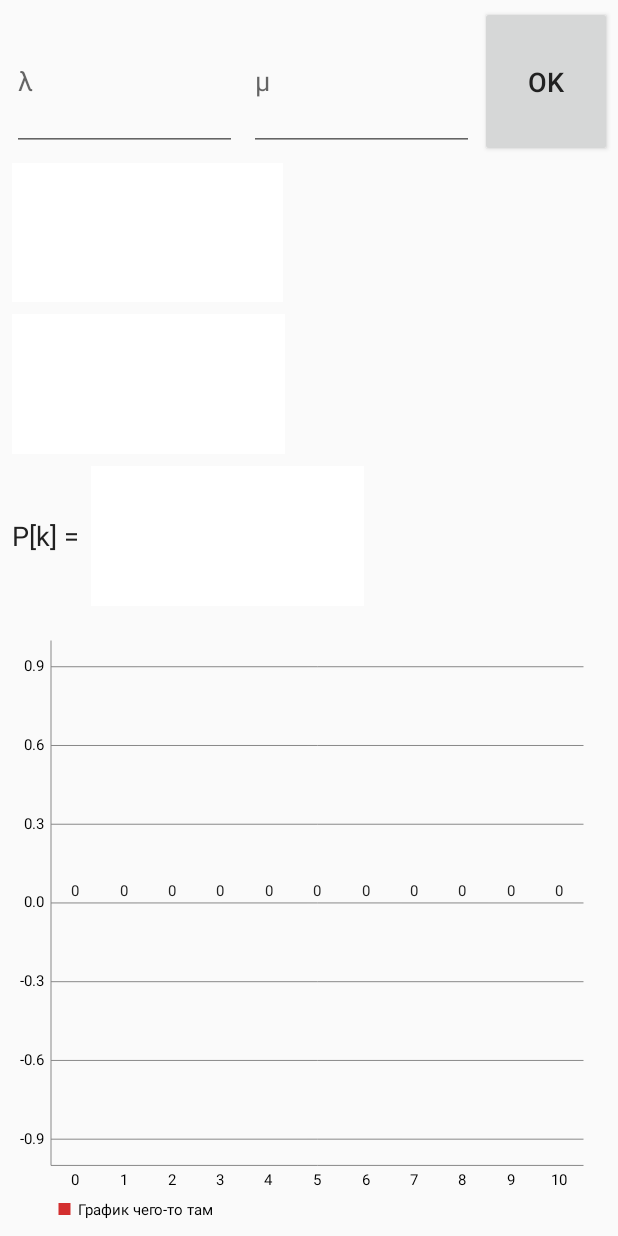
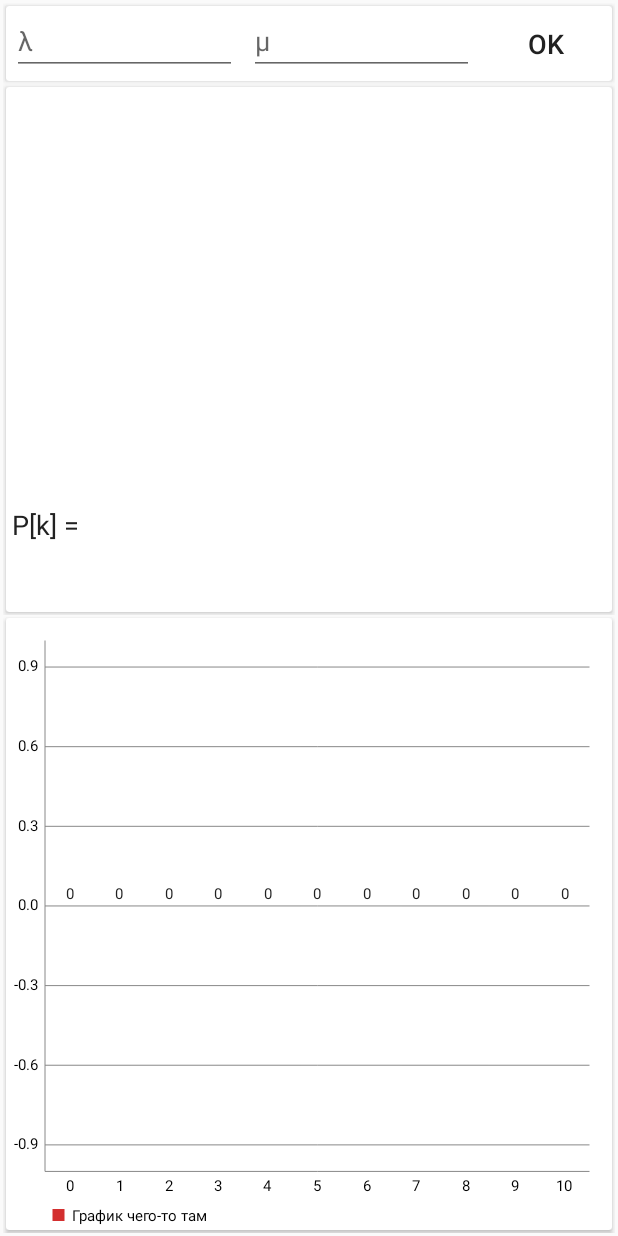
Before and after one commit to DmitriySimakov/Queue, an Android app: the fragment ModelCalculationFragment shown on its own in the app's theme, on a phone screen of 412 x 824 dp. Run offline under Robolectric (Android 15) with nearby library versions, the phone set to English and light mode, and no system bars; 4 statements that could not run were skipped.

Commit message:
Added cards

```diff
--- a/app/build.gradle
+++ b/app/build.gradle
@@ -5,7 +5,7 @@ android {
     buildToolsVersion '26.0.2'
     defaultConfig {
         applicationId "com.dmitry_simakov.queue"
-        minSdkVersion 14
+        minSdkVersion 21
         targetSdkVersion 26
         versionCode 1
         versionName "1.0"
@@ -28,6 +28,8 @@ dependencies {
     implementation 'com.android.support:appcompat-v7:26.1.0'
     implementation 'com.android.support.constraint:constraint-layout:1.0.2'
     implementation 'com.android.support:design:26.1.0'
+    implementation 'com.android.support:cardview-v7:26.1.0'
+    implementation 'com.android.support:recyclerview-v7:26.1.0'
     testImplementation 'junit:junit:4.12'
     androidTestImplementation 'com.android.support.test:runner:1.0.1'
     androidTestImplementation 'com.android.support.test.espresso:espresso-core:3.0.1'
--- a/app/src/main/AndroidManifest.xml
+++ b/app/src/main/AndroidManifest.xml
@@ -9,7 +9,6 @@
         android:roundIcon="@mipmap/ic_launcher_round"
         android:supportsRtl="true"
         android:theme="@style/AppTheme">
-
         <activity android:name=".MainActivity">
             <intent-filter>
                 <action android:name="android.intent.action.MAIN"/>
@@ -17,10 +16,7 @@
                 <category android:name="android.intent.category.LAUNCHER"/>
             </intent-filter>
         </activity>
-
-        <activity
-            android:name=".ModelActivity"/>
-
+        <activity android:name=".ModelActivity"/>
     </application>
 
 </manifest>
--- a/app/src/main/java/com/dmitry_simakov/queue/models/MM1.java
+++ b/app/src/main/java/com/dmitry_simakov/queue/models/MM1.java
@@ -7,6 +7,8 @@ public class MM1 extends Model {
     public static final String NAME = "M/M/1";
 
     public MM1() {
+        name = NAME;
+
         modelImage = R.drawable.m_m_1__1;
         BDPImage = R.drawable.m_m_1__2;
 
--- a/app/src/main/java/com/dmitry_simakov/queue/models/MMinf.java
+++ b/app/src/main/java/com/dmitry_simakov/queue/models/MMinf.java
@@ -9,6 +9,8 @@ public class MMinf extends Model {
     public static final String NAME = "M/M/inf";
 
     public MMinf() {
+        name = NAME;
+
         modelImage = R.drawable.m_m_inf__1;
         BDPImage = R.drawable.m_m_inf__2;
     }
--- a/app/src/main/java/com/dmitry_simakov/queue/models/Model.java
+++ b/app/src/main/java/com/dmitry_simakov/queue/models/Model.java
@@ -3,6 +3,8 @@ package com.dmitry_simakov.queue.models;
 import com.dmitry_simakov.queue.R;
 
 public abstract class Model {
+
+    protected String name;
 
     protected int modelImage = R.drawable.empty_image;
     protected int BDPImage = R.drawable.empty_image; // Birth–death process scheme
@@ -29,6 +31,8 @@ public abstract class Model {
         }
         return null;
     }
+
+    public String getName() { return name; }
 
     public int getModelImage() {
         return modelImage;
--- a/app/src/main/res/layout-land/fragment_model_calculation.xml
+++ b/app/src/main/res/layout-land/fragment_model_calculation.xml
@@ -5,15 +5,24 @@
     android:orientation="horizontal"
     android:layout_width="match_parent"
     android:layout_height="match_parent"
-    android:padding="@dimen/frame_padding"
+    android:padding="@dimen/card_padding"
+    android:focusable="true"
+    android:focusableInTouchMode="true"
     app:layout_behavior="@string/appbar_scrolling_view_behavior">
 
-    <FrameLayout
-        android:id="@+id/graph_frame"
+    <android.support.v7.widget.CardView
         android:layout_width="0dp"
         android:layout_height="match_parent"
-        android:layout_weight="1"
-        android:layout_margin="@dimen/element_margin"/>
+        android:layout_margin="@dimen/card_margin"
+        android:layout_weight="1">
+
+        <FrameLayout
+            android:id="@+id/graph_frame"
+            android:layout_width="match_parent"
+            android:layout_height="match_parent"
+            android:layout_margin="@dimen/element_margin"/>
+
+    </android.support.v7.widget.CardView>
 
     <include layout="@layout/content_model_calc_frag"
              android:layout_height="match_parent"
--- a/app/src/main/res/layout/content_main.xml
+++ b/app/src/main/res/layout/content_main.xml
@@ -1,8 +1,10 @@
 <fragment
     xmlns:android="http://schemas.android.com/apk/res/android"
     xmlns:app="http://schemas.android.com/apk/res-auto"
-    class="com.dmitry_simakov.queue.fragments.ModelsListFragment"
+    xmlns:tools="http://schemas.android.com/tools"
     android:id="@+id/list_frag"
+    android:name="com.dmitry_simakov.queue.fragments.MainActivityFragment"
     android:layout_width="match_parent"
     android:layout_height="match_parent"
-    app:layout_behavior="@string/appbar_scrolling_view_behavior"/>
+    app:layout_behavior="@string/appbar_scrolling_view_behavior"
+    tools:layout="@layout/fragment_main"/>
--- a/app/src/main/res/layout/content_model_calc_frag.xml
+++ b/app/src/main/res/layout/content_model_calc_frag.xml
@@ -1,47 +1,76 @@
 <?xml version="1.0" encoding="utf-8"?>
 
-<LinearLayout
+<android.support.constraint.ConstraintLayout
     xmlns:android="http://schemas.android.com/apk/res/android"
     xmlns:app="http://schemas.android.com/apk/res-auto"
-    android:orientation="vertical"
+    xmlns:tools="http://schemas.android.com/tools"
     android:layout_width="match_parent"
     android:layout_height="match_parent"
     android:theme="@style/AppTheme.Context">
 
+    <android.support.v7.widget.CardView
+        android:id="@+id/inputCard"
+        android:layout_width="match_parent"
+        android:layout_height="50dp"
+        android:layout_margin="@dimen/card_margin"
+        app:layout_constraintEnd_toEndOf="parent"
+        app:layout_constraintStart_toStartOf="parent"
+        app:layout_constraintTop_toTopOf="parent">
+
         <LinearLayout
-        android:orientation="horizontal"
             android:layout_width="match_parent"
-        android:layout_height="0dp"
-        android:layout_weight="1">
+            android:layout_height="match_parent"
+            android:orientation="horizontal">
 
             <EditText
                 android:id="@+id/lambda_ET"
-            android:hint="@string/lambda"
                 android:layout_width="0dp"
                 android:layout_height="match_parent"
+                android:layout_margin="@dimen/element_margin"
                 android:layout_weight="1"
                 android:ems="5"
-            android:inputType="numberDecimal"
-            android:layout_margin="@dimen/element_margin"/>
+                android:hint="@string/lambda"
+                android:inputType="numberDecimal"/>
 
             <EditText
                 android:id="@+id/mu_ET"
-            android:hint="@string/mu"
                 android:layout_width="0dp"
                 android:layout_height="match_parent"
+                android:layout_margin="@dimen/element_margin"
                 android:layout_weight="1"
                 android:ems="5"
-            android:inputType="numberDecimal"
-            android:layout_margin="@dimen/element_margin"/>
+                android:hint="@string/mu"
+                android:inputType="numberDecimal"/>
 
             <Button
                 android:id="@+id/ok_Btn"
-            android:text="@string/ok"
+                style="@style/Widget.AppCompat.Button.Borderless"
                 android:layout_width="wrap_content"
                 android:layout_height="match_parent"
-            android:layout_gravity="bottom"/>
+                android:layout_gravity="bottom"
+                android:elevation="0dp"
+                android:text="@string/ok"/>
 
         </LinearLayout>
+
+    </android.support.v7.widget.CardView>
+
+    <android.support.v7.widget.CardView
+        android:layout_width="0dp"
+        android:layout_height="0dp"
+        android:layout_marginTop="@dimen/double_card_margin"
+        android:layout_marginBottom="@dimen/card_margin"
+        android:layout_marginLeft="@dimen/card_margin"
+        android:layout_marginRight="@dimen/card_margin"
+        app:layout_constraintBottom_toBottomOf="parent"
+        app:layout_constraintLeft_toLeftOf="parent"
+        app:layout_constraintRight_toRightOf="parent"
+        app:layout_constraintTop_toBottomOf="@id/inputCard">
+
+        <LinearLayout
+            android:layout_width="match_parent"
+            android:layout_height="match_parent"
+            android:orientation="vertical">
 
             <LinearLayout
                 android:layout_width="match_parent"
@@ -59,10 +88,10 @@
 
                 <TextView
                     android:id="@+id/t_TV"
-            android:gravity="center_vertical"
                     android:layout_width="match_parent"
                     android:layout_height="match_parent"
-            android:layout_margin="@dimen/element_margin"/>
+                    android:layout_margin="@dimen/element_margin"
+                    android:gravity="center_vertical"/>
 
             </LinearLayout>
 
@@ -82,10 +111,10 @@
 
                 <TextView
                     android:id="@+id/k_TV"
-            android:gravity="center_vertical"
                     android:layout_width="match_parent"
                     android:layout_height="match_parent"
-            android:layout_margin="@dimen/element_margin"/>
+                    android:layout_margin="@dimen/element_margin"
+                    android:gravity="center_vertical"/>
 
             </LinearLayout>
 
@@ -96,11 +125,11 @@
 
                 <TextView
                     android:id="@+id/p1_TV"
-            android:text="@string/p_k"
-            android:gravity="center_vertical"
                     android:layout_width="wrap_content"
                     android:layout_height="match_parent"
-            android:layout_margin="@dimen/element_margin"/>
+                    android:layout_margin="@dimen/element_margin"
+                    android:gravity="center_vertical"
+                    android:text="@string/p_k"/>
 
                 <ImageView
                     android:id="@+id/p_formula_IV"
@@ -113,11 +142,14 @@
 
                 <TextView
                     android:id="@+id/p_TV"
-            android:gravity="center_vertical"
                     android:layout_width="match_parent"
                     android:layout_height="match_parent"
-            android:layout_margin="@dimen/element_margin"/>
+                    android:layout_margin="@dimen/element_margin"
+                    android:gravity="center_vertical"/>
 
             </LinearLayout>
 
         </LinearLayout>
+    </android.support.v7.widget.CardView>
+
+</android.support.constraint.ConstraintLayout>
--- a/app/src/main/res/layout/fragment_model_calculation.xml
+++ b/app/src/main/res/layout/fragment_model_calculation.xml
@@ -5,21 +5,28 @@
     android:orientation="vertical"
     android:layout_width="match_parent"
     android:layout_height="match_parent"
+    android:padding="@dimen/card_padding"
     android:focusable="true"
     android:focusableInTouchMode="true"
-    android:padding="@dimen/frame_padding"
     app:layout_behavior="@string/appbar_scrolling_view_behavior">
 
-    <include layout="@layout/content_model_calc_frag"
+    <include
+        layout="@layout/content_model_calc_frag"
+        android:layout_width="match_parent"
         android:layout_height="0dp"
-        android:layout_width="match_parent"
         android:layout_weight="1"/>
 
-    <FrameLayout
-        android:id="@+id/graph_frame"
+    <android.support.v7.widget.CardView
         android:layout_width="match_parent"
         android:layout_height="0dp"
-        android:layout_weight="1"
-        android:layout_margin="@dimen/element_margin"/>
+        android:layout_margin="@dimen/card_margin"
+        android:layout_weight="1">
+
+        <FrameLayout
+            android:id="@+id/graph_frame"
+            android:layout_width="match_parent"
+            android:layout_height="match_parent"/>
+
+    </android.support.v7.widget.CardView>
 
 </LinearLayout>
--- a/app/src/main/res/values/dimens.xml
+++ b/app/src/main/res/values/dimens.xml
@@ -2,4 +2,7 @@
     <dimen name="frame_padding">4dp</dimen>
     <dimen name="element_margin">4dp</dimen>
     <dimen name="content_text_size">18sp</dimen>
+    <dimen name="card_margin">2dp</dimen>
+    <dimen name="card_padding">2dp</dimen>
+    <dimen name="double_card_margin">4dp</dimen>
 </resources>
```
Also changed, not shown: app/src/main/java/com/dmitry_simakov/queue/MainActivity.java (+1 -11 lines), app/src/main/java/com/dmitry_simakov/queue/ModelsListAdapter.java (added, +69 -0 lines), app/src/main/res/layout-land/fragment_model_description.xml (+33 -15 lines), app/src/main/res/layout/fragment_model_description.xml (+26 -5 lines), app/src/main/res/layout/item_models_list.xml (added, +37 -0 lines). Lines whose indentation alone changed are shown as unchanged.
